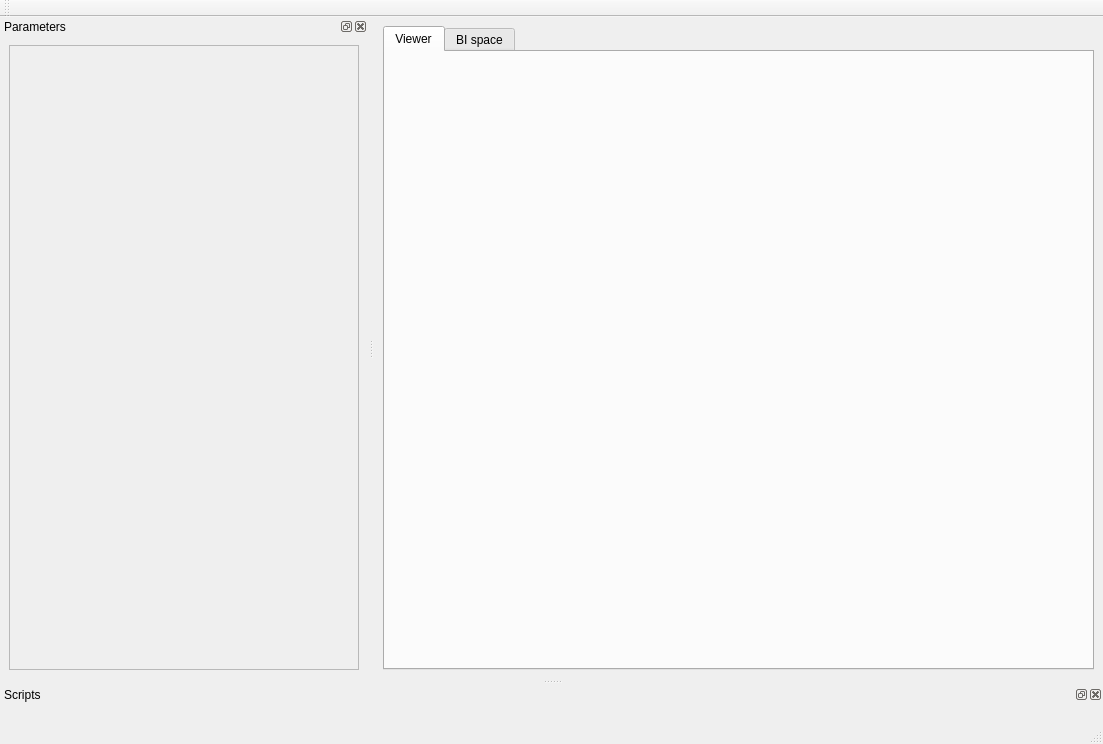
Above: src/gpviewer/mainwindow.ui from mpelcat/GPStudio before the change. Below: the same form after it.
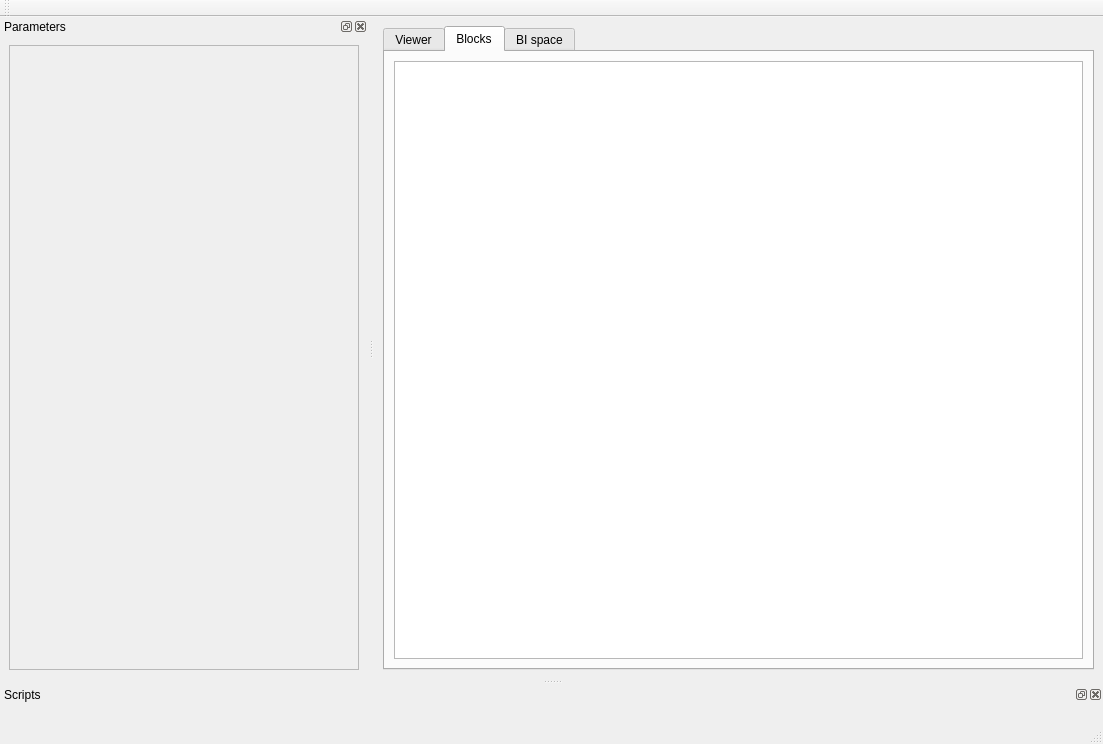
That is the form after the change. The open tabs and pages were chosen to show the change. Icons and pictures are not drawn. Custom widgets are drawn as their Qt base class.

Diff of the .ui file:
```diff
--- a/src/gpviewer/mainwindow.ui
+++ b/src/gpviewer/mainwindow.ui
@@ -30,6 +30,16 @@
         </item>
        </layout>
       </widget>
+      <widget class="QWidget" name="tab_3">
+       <attribute name="title">
+        <string>Blocks</string>
+       </attribute>
+       <layout class="QVBoxLayout" name="verticalLayout_7">
+        <item>
+         <widget class="ProcessesView" name="blocksView"/>
+        </item>
+       </layout>
+      </widget>
       <widget class="QWidget" name="tab_2">
        <attribute name="title">
         <string>BI space</string>
@@ -142,6 +152,11 @@
    <header>../../thirdparts/hexedit/qhexedit.h</header>
    <container>1</container>
   </customwidget>
+  <customwidget>
+   <class>ProcessesView</class>
+   <extends>QGraphicsView</extends>
+   <header>itemsview/processesview.h</header>
+  </customwidget>
  </customwidgets>
  <resources>
   <include location="icons.qrc"/>
```
Left out of the diff: 4 changed lines with no effect on the pictures.
